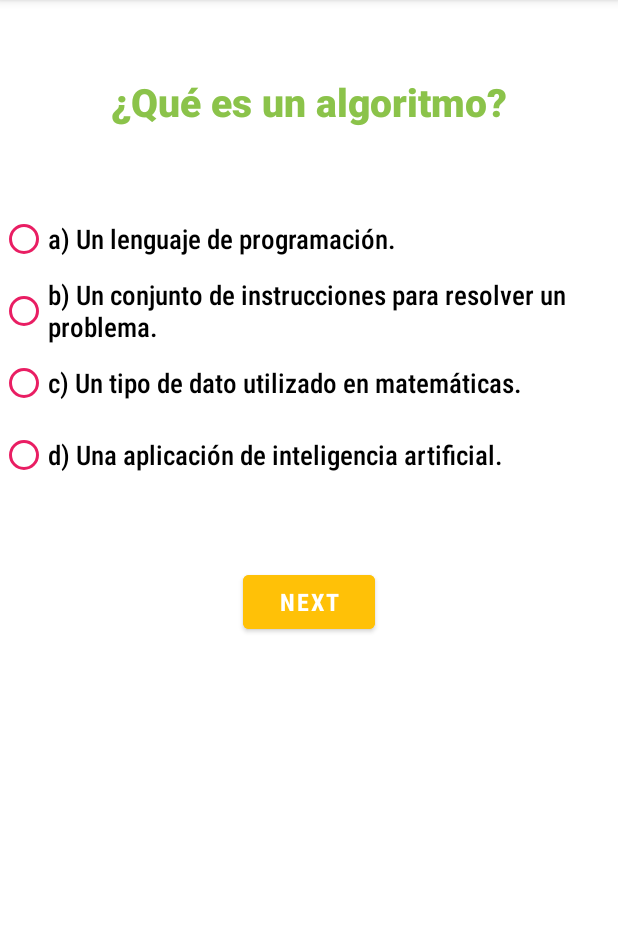
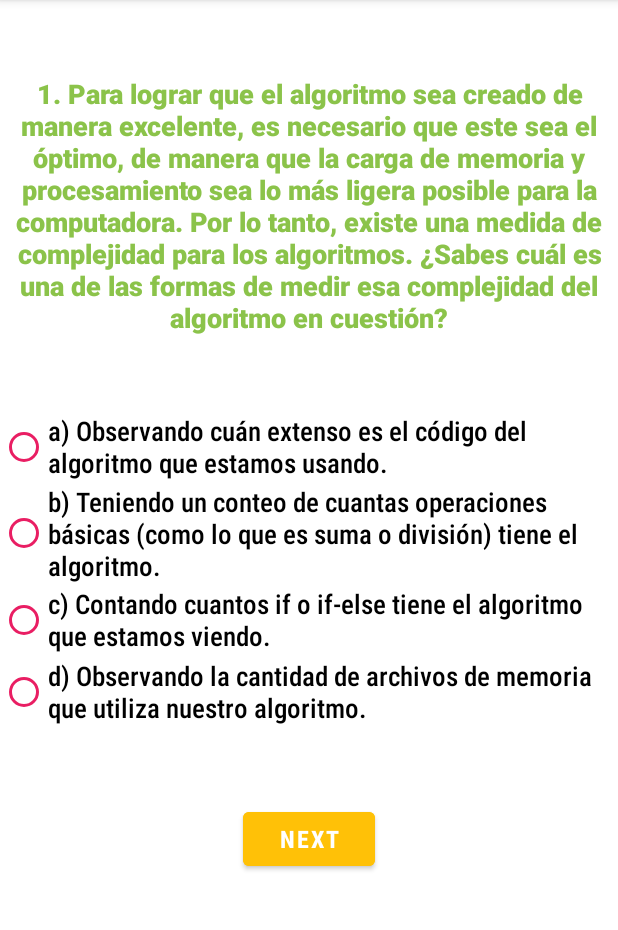
Before and after one commit to tarekth507/Proyecto_5_preguntas, an Android app: the QuestionActivity screen opened directly, with no data from a screen before it, on a phone screen of 412 x 824 dp, the part 84-1014 px from its top. Run offline under Robolectric (Android 15) with nearby library versions, the phone set to English and light mode, and no system bars.

Commit message:
2/5 preguntas añadidas y arreglo de titulo

```diff
--- a/app/src/main/java/com/example/preguntas/QuestionActivity.java
+++ b/app/src/main/java/com/example/preguntas/QuestionActivity.java
@@ -20,35 +20,35 @@ public class QuestionActivity extends AppCompatActivity {
     // Estas preguntas no son las finales, sino que se colocaron para realizar una primera prueba del código
     private String[][] questions = {
             {
-                    "¿Qué es un algoritmo?",
-                    "a) Un lenguaje de programación.",
-                    "b) Un conjunto de instrucciones para resolver un problema.",
-                    "c) Un tipo de dato utilizado en matemáticas.",
-                    "d) Una aplicación de inteligencia artificial."
+                    "1. Para lograr que el algoritmo sea creado de manera excelente, es necesario que este sea el óptimo, de manera que la carga de memoria y procesamiento sea lo más ligera posible para la computadora. Por lo tanto, existe una medida de complejidad para los algoritmos. ¿Sabes cuál es una de las formas de medir esa complejidad del algoritmo en cuestión?",
+                    "a) Observando cuán extenso es el código del algoritmo que estamos usando.",
+                    "b) Teniendo un conteo de cuantas operaciones básicas (como lo que es suma o división) tiene el algoritmo.",
+                    "c) Contando cuantos if o if-else tiene el algoritmo que estamos viendo.",
+                    "d) Observando la cantidad de archivos de memoria que utiliza nuestro algoritmo."
             },
             {
-                    "¿Cuál es el objetivo principal de un algoritmo?",
+                    "¿Cuál es el objetivo principal de un algoritmo?[PENDIENTE POR REEMPLAZAR]",
                     "a) Resolver problemas complejos de manera eficiente.",
                     "b) Generar datos estadísticos.",
                     "c) Crear interfaces de usuario intuitivas.",
                     "d) Optimizar el rendimiento de hardware."
             },
             {
-                    "¿Cuál de las siguientes opciones NO es un ejemplo de un algoritmo de ordenamiento?",
+                    "¿Cuál de las siguientes opciones NO es un ejemplo de un algoritmo de ordenamiento?[PENDIENTE POR REEMPLAZAR]",
                     "a) Burbuja (Bubble Sort).",
                     "b) Selección (Selection Sort).",
                     "c) Inserción (Insertion Sort).",
                     "d) HTML (HyperText Markup Language)."
             },
             {
-                    "¿Qué es la complejidad de un algoritmo?",
-                    "a) La dificultad de implementarlo en un lenguaje de programación específico.",
-                    "b) El número de instrucciones que contiene el algoritmo.",
-                    "c) La cantidad de recursos (tiempo o memoria) que requiere para ejecutarse.",
-                    "d) La medida de cuántos pasos son necesarios para resolver un problema."
+                    "4. Este tipo de algoritmo es diferente debido a la forma en la que procesa sus tareas durante la compilación. Funciona de manera única, ya que está diseñado con el objetivo de obtener respuestas de la forma más rápida posible. Esto se logra al realizar tareas de manera simultánea durante la ejecución. ¿A qué tipo de algoritmo nos referimos en la descripción anterior?",
+                    "a) Se refiere al algoritmo de recursividad.",
+                    "b) La descripción trata del algoritmo de procesos secuenciales.",
+                    "c) Habla acerca del algoritmo paralelo.",
+                    "d) Las respuestas anteriores no contienen la respuesta correcta."
             },
             {
-                    "¿Cuál es el enfoque principal de los algoritmos de aprendizaje automático (machine learning)?",
+                    "¿Cuál es el enfoque principal de los algoritmos de aprendizaje automático (machine learning)?[PENDIENTE POR REEMPLAZAR]",
                     "a) Resolver problemas de seguridad informática.",
                     "b) Analizar grandes volúmenes de datos.",
                     "c) Mejorar la velocidad de procesamiento de computadoras.",
--- a/app/src/main/res/layout/activity_question.xml
+++ b/app/src/main/res/layout/activity_question.xml
@@ -18,7 +18,8 @@
         android:text="Pregunta"
         android:textAlignment="center"
         android:textColor="#8BC34A"
-        android:textSize="26sp" />
+        android:textSize="18sp"
+        android:textStyle="normal" />
 
     <RadioGroup
         android:id="@+id/radioGroup"
@@ -69,12 +70,12 @@
         android:id="@+id/nextButton"
         android:layout_width="wrap_content"
         android:layout_height="wrap_content"
-        android:text="Next"
         android:layout_gravity="center_horizontal"
         android:layout_marginTop="50dp"
         android:backgroundTint="#FFC107"
         android:fontFamily="sans-serif-condensed-medium"
+        android:text="Next"
         android:textSize="16sp"
-        android:textStyle="bold"/>
+        android:textStyle="bold" />
 
 </LinearLayout>
```
